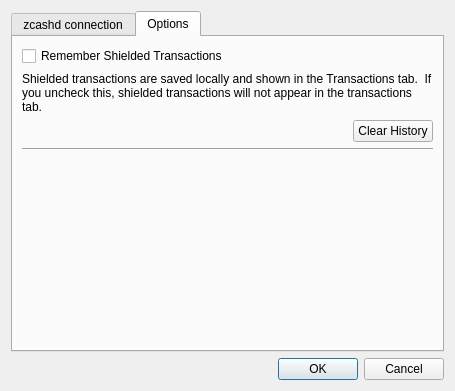
Old version of the form src/settings.ui in the repository z-bitcoinz/BitcoinZ_Blue.
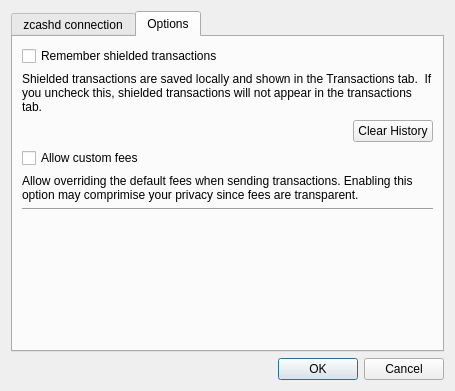
New version of the form. The open tabs and pages were chosen to show the change.

Commit message: Double opt in for custom fees

```diff
--- a/src/settings.ui
+++ b/src/settings.ui
@@ -172,11 +172,11 @@
        <item row="0" column="0" colspan="2">
         <widget class="QCheckBox" name="chkSaveTxs">
          <property name="text">
-          <string>Remember Shielded Transactions</string>
+          <string>Remember shielded transactions</string>
          </property>
         </widget>
        </item>
-       <item row="4" column="0" colspan="2">
+       <item row="6" column="0" colspan="2">
         <spacer name="verticalSpacer_2">
          <property name="orientation">
           <enum>Qt::Vertical</enum>
@@ -189,13 +189,30 @@
          </property>
         </spacer>
        </item>
-       <item row="3" column="0" colspan="2">
+       <item row="5" column="0" colspan="2">
         <widget class="Line" name="line_2">
          <property name="orientation">
           <enum>Qt::Horizontal</enum>
          </property>
         </widget>
        </item>
+       <item row="3" column="0">
+        <widget class="QCheckBox" name="chkCustomFees">
+         <property name="text">
+          <string>Allow custom fees</string>
+         </property>
+        </widget>
+       </item>
+       <item row="4" column="0" colspan="2">
+        <widget class="QLabel" name="label_6">
+         <property name="text">
+          <string>Allow overriding the default fees when sending transactions. Enabling this option may comprimise your privacy since fees are transparent. </string>
+         </property>
+         <property name="wordWrap">
+          <bool>true</bool>
+         </property>
+        </widget>
+       </item>
       </layout>
      </widget>
     </widget>
```
Left out of the diff: 2 changed lines with no effect on the pictures. The commit also changes 5 other files.
